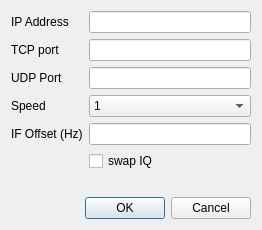
This is so2sdr-bandmap/networksetup.ui in n4ogw/so2sdr as Qt 5 draws it before an edit. The edited form follows.
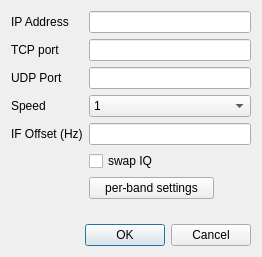
This is the edited form.

```diff
--- a/so2sdr-bandmap/networksetup.ui
+++ b/so2sdr-bandmap/networksetup.ui
@@ -7,7 +7,7 @@
     <x>0</x>
     <y>0</y>
     <width>262</width>
-    <height>230</height>
+    <height>257</height>
    </rect>
   </property>
   <property name="sizePolicy">
@@ -19,13 +19,13 @@
   <property name="minimumSize">
    <size>
     <width>262</width>
-    <height>230</height>
+    <height>250</height>
    </size>
   </property>
   <property name="maximumSize">
    <size>
     <width>262</width>
-    <height>230</height>
+    <height>257</height>
    </size>
   </property>
   <property name="windowTitle">
@@ -132,6 +132,25 @@
        </item>
       </widget>
      </item>
+     <item row="6" column="1">
+      <widget class="QPushButton" name="bandOffsetPushButton">
+       <property name="minimumSize">
+        <size>
+         <width>125</width>
+         <height>0</height>
+        </size>
+       </property>
+       <property name="maximumSize">
+        <size>
+         <width>125</width>
+         <height>16777215</height>
+        </size>
+       </property>
+       <property name="text">
+        <string>per-band settings</string>
+       </property>
+      </widget>
+     </item>
     </layout>
    </item>
    <item>
```
